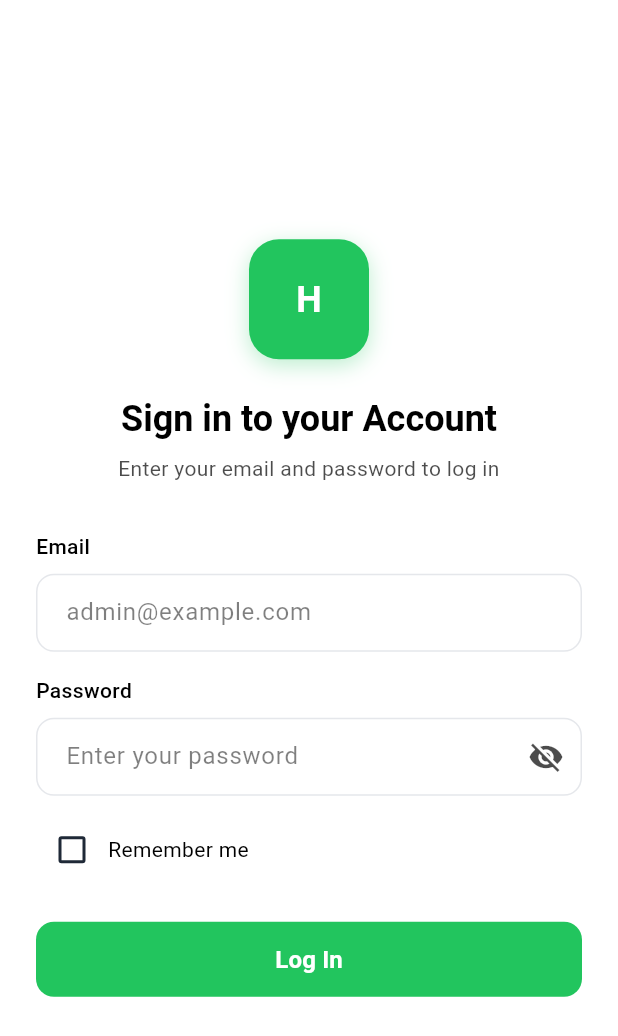
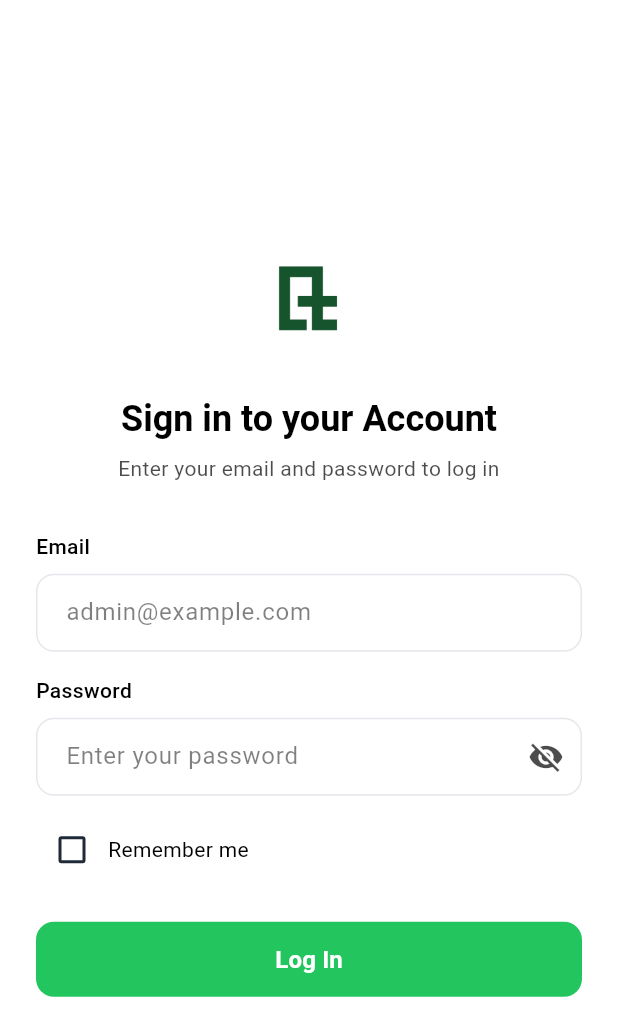
Before and after one commit to Gilabs-Studio/crm-healthcare, a Flutter app: the screen it shows after launch, on a phone screen of 412 x 824 dp. Shown: the top 1036 px of the screen. Run offline on Flutter 3.47's test engine with Material 3 defaults, Android fonts, the phone set to English and light mode, and no system bars; our stand-ins replace dio, flutter_riverpod, flutter_svg, geolocator, image_picker, package_info_plus and 1 more.

Commit message:
feat(app): update app name to 'Medico', add internet permissions for Android, and implement network security configuration; enhance error handling in authentication and update UI with new logo and splash screen assets.

```diff
--- a/apps/mobile/lib/features/auth/presentation/login_screen.dart
+++ b/apps/mobile/lib/features/auth/presentation/login_screen.dart
@@ -69,30 +69,12 @@ class _LoginScreenState extends ConsumerState<LoginScreen> {
                 mainAxisAlignment: MainAxisAlignment.center,
                 children: [
                   const SizedBox(height: 40),
-                  // Logo Shield with H
-                  Container(
+                  // Logo
+                  Image.asset(
+                    'assets/logo.png',
                     width: 80,
                     height: 80,
-                    decoration: BoxDecoration(
-                      color: colorScheme.primary,
-                      borderRadius: BorderRadius.circular(20),
-                      boxShadow: [
-                        BoxShadow(
-                          color: colorScheme.primary.withOpacity(0.3),
-                          blurRadius: 12,
-                          offset: const Offset(0, 4),
-                        ),
-                      ],
-                    ),
-                    child: Center(
-                      child: Text(
-                        'H',
-                        style: theme.textTheme.headlineMedium?.copyWith(
-                          color: colorScheme.onPrimary,
-                          fontWeight: FontWeight.bold,
-                        ),
-                      ),
-                    ),
+                    fit: BoxFit.contain,
                   ),
                   const SizedBox(height: 24),
                   // Title
--- a/apps/mobile/lib/main.dart
+++ b/apps/mobile/lib/main.dart
@@ -46,7 +46,7 @@ class MyApp extends ConsumerWidget {
     );
 
     return MaterialApp(
-      title: 'CRM Healthcare Mobile',
+      title: 'Medico',
       theme: AppTheme.light,
       darkTheme: AppTheme.dark,
       themeMode: themeMode,
```
Also changed, not shown: apps/mobile/lib/features/auth/application/auth_provider.dart (+69 -3 lines), apps/mobile/pubspec.yaml (+16 -4 lines), apps/mobile/assets/logo.png (added), apps/mobile/pubspec.lock, 6 other files.
